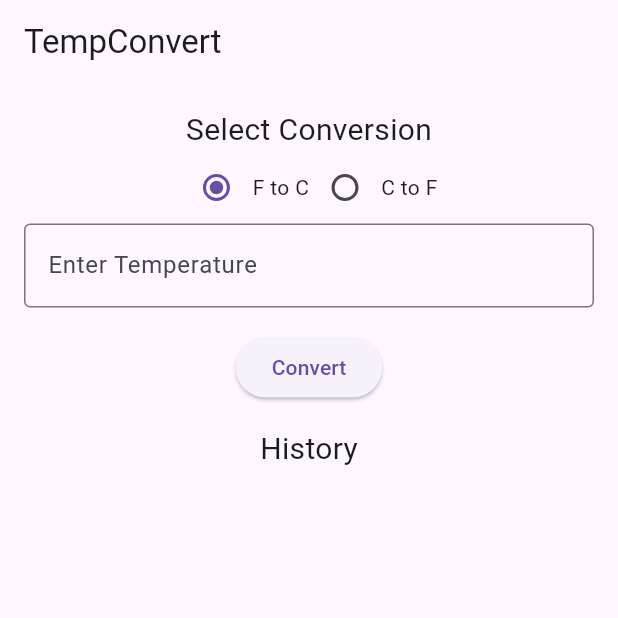
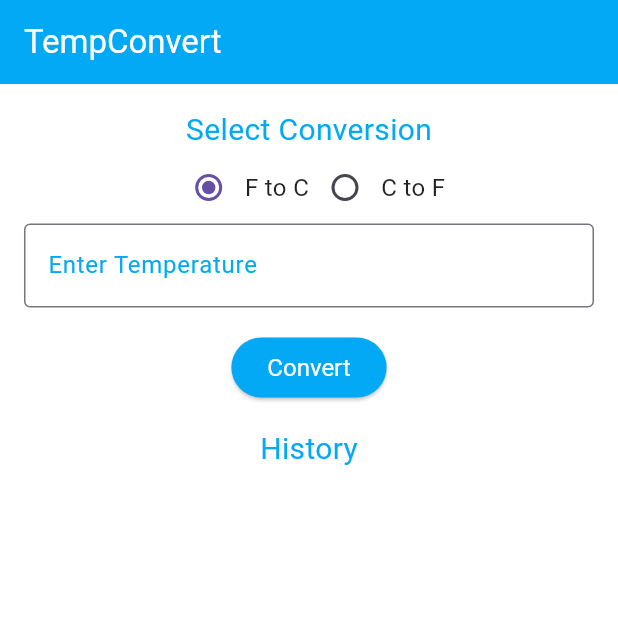
Before and after one commit to charite-uwatwembi/Flutter_temperatureConvert, a Flutter app: the screen it shows after launch, on a phone screen of 412 x 824 dp, the top half of it. Run offline on Flutter 3.47's test engine with Material 3 defaults, Android fonts, the phone set to English and light mode, and no system bars.

Commit message:
temperature converter

```diff
--- a/tempconvert/lib/main.dart
+++ b/tempconvert/lib/main.dart
@@ -1,33 +1,39 @@
 import 'package:flutter/material.dart';
 
 void main() {
-  runApp(TempConvertApp());
+  runApp(const TempConvertApp());
 }
 
 class TempConvertApp extends StatelessWidget {
+  const TempConvertApp({Key? key}) : super(key: key);
+
   @override
   Widget build(BuildContext context) {
     return MaterialApp(
       title: 'TempConvert',
       theme: ThemeData(
-        primarySwatch: Colors.blue,
+        primarySwatch: Colors.lightBlue,
+        scaffoldBackgroundColor: Colors.white,
+        textTheme: const TextTheme(
+          bodyMedium: TextStyle(color: Colors.black87),
+        ),
       ),
-      home: TempConvertHome(),
+      home: const TempConvertHome(),
     );
   }
 }
 
 class TempConvertHome extends StatefulWidget {
+  const TempConvertHome({Key? key}) : super(key: key);
+
   @override
   _TempConvertHomeState createState() => _TempConvertHomeState();
 }
 
 class _TempConvertHomeState extends State<TempConvertHome> {
   String _selectedConversion = 'F to C';
-  double? _inputTemperature;
   String? _convertedTemperature;
   final List<String> _history = [];
-
   final TextEditingController _controller = TextEditingController();
 
   void _convertTemperature() {
@@ -54,15 +60,16 @@ class _TempConvertHomeState extends State<TempConvertHome> {
   Widget build(BuildContext context) {
     return Scaffold(
       appBar: AppBar(
-        title: Text('TempConvert'),
+        title: const Text('TempConvert', style: TextStyle(color: Colors.white)),
+        backgroundColor: Colors.lightBlue,
       ),
       body: Padding(
         padding: const EdgeInsets.all(16.0),
         child: Column(
           children: [
-            Text(
+            const Text(
               'Select Conversion',
-              style: TextStyle(fontSize: 20),
+              style: TextStyle(fontSize: 20, color: Colors.lightBlue),
             ),
             Row(
               mainAxisAlignment: MainAxisAlignment.center,
@@ -76,7 +83,7 @@ class _TempConvertHomeState extends State<TempConvertHome> {
                     });
                   },
                 ),
-                Text('F to C'),
+                const Text('F to C', style: TextStyle(fontSize: 16, color: Colors.black87)),
                 Radio<String>(
                   value: 'C to F',
                   groupValue: _selectedConversion,
@@ -86,40 +93,54 @@ class _TempConvertHomeState extends State<TempConvertHome> {
                     });
                   },
                 ),
-                Text('C to F'),
+                const Text('C to F', style: TextStyle(fontSize: 16, color: Colors.black87)),
               ],
             ),
             TextField(
               controller: _controller,
-              decoration: InputDecoration(
+              decoration: const InputDecoration(
                 labelText: 'Enter Temperature',
-                border: OutlineInputBorder(),
+                labelStyle: TextStyle(color: Colors.lightBlue),
+                border: OutlineInputBorder(
+                  borderSide: BorderSide(color: Colors.lightBlue),
+                ),
+                focusedBorder: OutlineInputBorder(
+                  borderSide: BorderSide(color: Colors.lightBlue),
+                ),
               ),
               keyboardType: TextInputType.number,
             ),
-            SizedBox(height: 16),
+            const SizedBox(height: 16),
             ElevatedButton(
               onPressed: _convertTemperature,
-              child: Text('Convert'),
+              style: ElevatedButton.styleFrom(
+                backgroundColor: Colors.lightBlue,
+                foregroundColor: Colors.white,
+                textStyle: const TextStyle(fontSize: 16),
+              ),
+              child: const Text('Convert'),
             ),
             if (_convertedTemperature != null) ...[
-              SizedBox(height: 16),
+              const SizedBox(height: 16),
               Text(
                 'Converted Temperature: $_convertedTemperature',
-                style: TextStyle(fontSize: 20),
+                style: const TextStyle(fontSize: 20, color: Colors.lightBlue),
               ),
             ],
-            SizedBox(height: 16),
-            Text(
+            const SizedBox(height: 16),
+            const Text(
               'History',
-              style: TextStyle(fontSize: 20),
+              style: TextStyle(fontSize: 20, color: Colors.lightBlue),
             ),
             Expanded(
               child: ListView.builder(
                 itemCount: _history.length,
                 itemBuilder: (context, index) {
                   return ListTile(
-                    title: Text(_history[index]),
+                    title: Text(
+                      _history[index],
+                      style: const TextStyle(color: Colors.black87),
+                    ),
                   );
                 },
               ),
```
